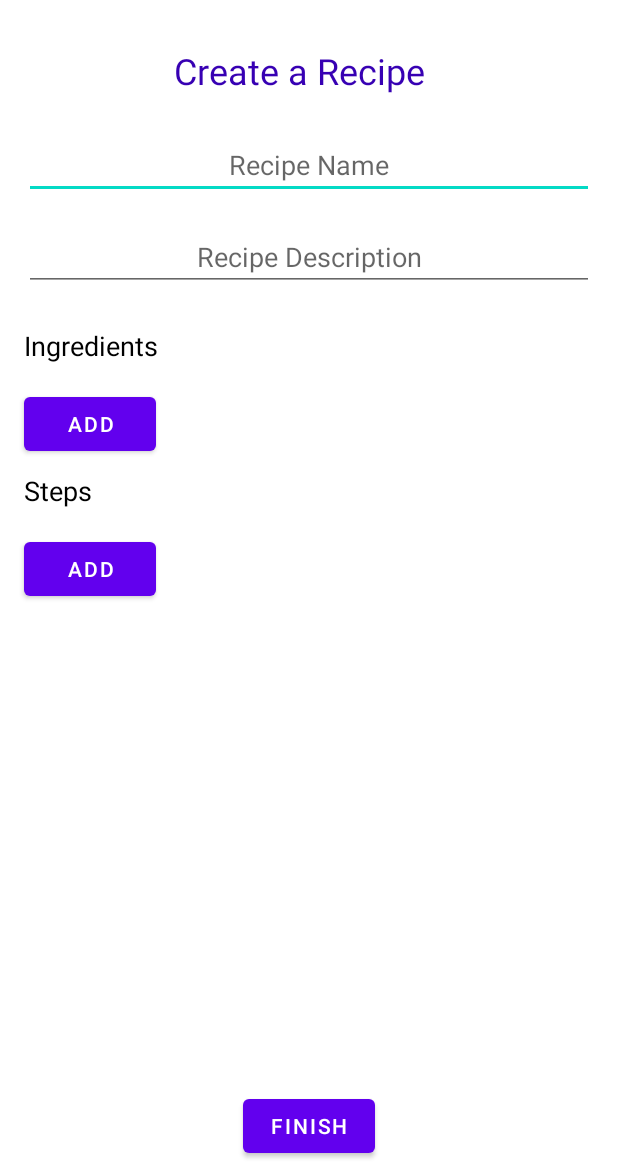
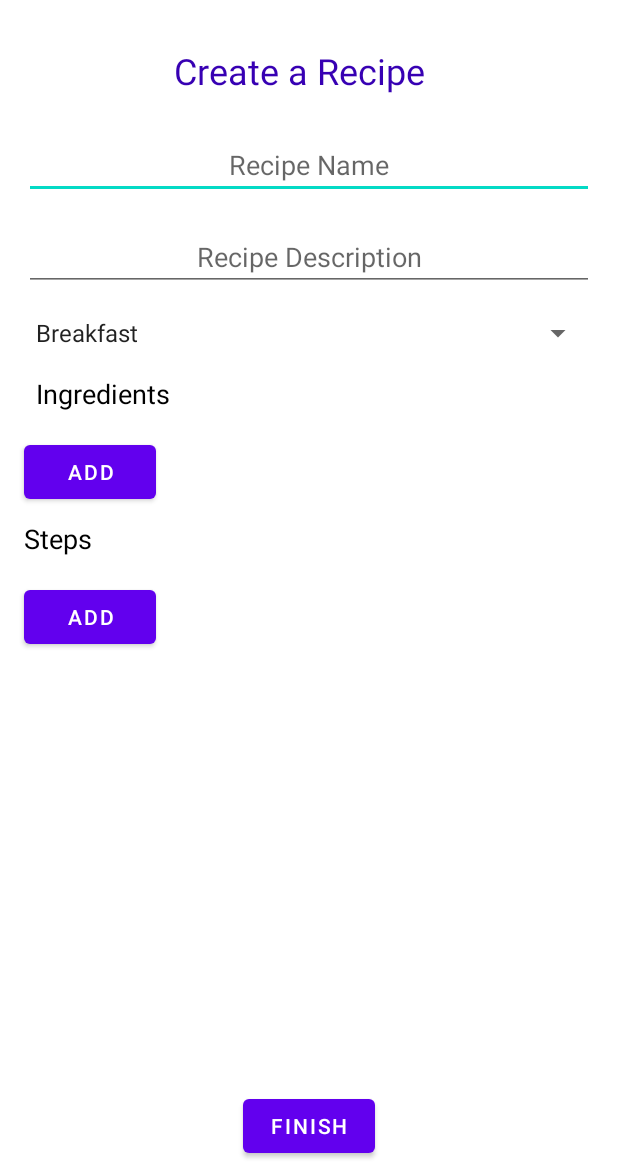
Before and after one commit to danielPerez97/EasyCook, an Android app: the CreateRecipeActivity screen opened directly, with no data from a screen before it, on a phone screen of 412 x 824 dp, the part 62-1236 px from its top. Run offline under Robolectric (Android 15) with nearby library versions, the phone set to English and light mode, and no system bars; our stand-ins replace RxJava; libraries missing offline, so code that uses them is left out: com.jakewharton.rxbinding3, com.squareup.sqldelight; 4 statements that could not run were skipped.

Commit message:
Added support for choosing a category

```diff
--- a/app/src/main/java/capstone/project/easycook/view/createrecipe/CreateRecipeActivity.java
+++ b/app/src/main/java/capstone/project/easycook/view/createrecipe/CreateRecipeActivity.java
@@ -2,17 +2,22 @@ package capstone.project.easycook.view.createrecipe;
 
 import android.content.Context;
 import android.os.Bundle;
+import android.util.Log;
+import android.widget.ArrayAdapter;
 
 import androidx.appcompat.app.AppCompatActivity;
 import androidx.lifecycle.ViewModelProvider;
 import androidx.recyclerview.widget.ItemTouchHelper;
 import androidx.recyclerview.widget.LinearLayoutManager;
 
+import com.jakewharton.rxbinding3.widget.RxAdapterView;
+
 import java.util.List;
 
 import javax.inject.Inject;
 
 import capstone.project.database.Category;
+import capstone.project.easycook.R;
 import capstone.project.easycook.Utils;
 import capstone.project.easycook.databinding.ActivityCreateRecipeBinding;
 import capstone.project.easycook.di.viewmodel.ViewModelFactory;
@@ -34,6 +39,7 @@ public class CreateRecipeActivity extends AppCompatActivity
     AddIngredientAdapter ingredientAdapter = new AddIngredientAdapter();
     AddStepAdapter stepsAdapter = new AddStepAdapter();
     CompositeDisposable disposables = new CompositeDisposable();
+    Category category = Category.BREAKFAST;
 
     @Override
     protected void onCreate(Bundle savedInstanceState)
@@ -44,6 +50,18 @@ public class CreateRecipeActivity extends AppCompatActivity
         setSupportActionBar(binding.toolbar);
         setContentView(binding.getRoot());
         viewModel = new ViewModelProvider(this, factory).get(CreateRecipeViewModel.class);
+
+        // Set up the Spinner
+        ArrayAdapter<CharSequence> adapter = ArrayAdapter.createFromResource(this, R.array.selections_array, android.R.layout.simple_spinner_item);
+        adapter.setDropDownViewResource(android.R.layout.simple_spinner_dropdown_item);
+        binding.spinner.setAdapter(adapter);
+        disposables.add(RxAdapterView.itemSelections(binding.spinner)
+                .subscribe((Integer position) -> {
+                    CharSequence item = (CharSequence) binding.spinner.getItemAtPosition(position);
+                    Log.i("Item", item.toString());
+                    category = Category.valueOf(item.toString().toUpperCase());
+                }));
+
 
         // Set up the ingredients RecyclerView adapter
         binding.ingredientsList.setLayoutManager(new LinearLayoutManager(getBaseContext()));
@@ -74,15 +92,11 @@ public class CreateRecipeActivity extends AppCompatActivity
         disposables.add(viewModel.save(
                 binding.editName.getText().toString(),
                 binding.descTv.getText().toString(),
-                category(),
+                category,
                 ingredients,
                 steps)
         .observeOn( AndroidSchedulers.mainThread() )
         .subscribe(recipe -> finish()));
     }
 
-    private Category category()
-    {
-        return Category.DINNER;
-    }
 }
--- a/app/src/main/res/layout/activity_create_recipe.xml
+++ b/app/src/main/res/layout/activity_create_recipe.xml
@@ -47,6 +47,15 @@
                 app:layout_constraintHorizontal_bias="0.473"
                 app:layout_constraintStart_toStartOf="parent"
                 app:layout_constraintTop_toTopOf="parent" />
+
+            <Spinner
+                android:id="@+id/spinner"
+                android:layout_width="0dp"
+                android:layout_height="wrap_content"
+                android:layout_marginTop="16dp"
+                app:layout_constraintEnd_toEndOf="@+id/descTv"
+                app:layout_constraintStart_toStartOf="@+id/descTv"
+                app:layout_constraintTop_toBottomOf="@+id/descTv" />
 
             <com.google.android.material.textfield.TextInputEditText
                 android:id="@+id/editName"
@@ -105,12 +114,13 @@
                 android:id="@+id/ingredientTv"
                 android:layout_width="wrap_content"
                 android:layout_height="wrap_content"
-                android:layout_marginTop="24dp"
+                android:layout_marginStart="8dp"
+                android:layout_marginTop="16dp"
                 android:text="Ingredients"
                 android:textColor="@android:color/primary_text_light"
                 android:textSize="18sp"
                 app:layout_constraintStart_toStartOf="@+id/descTv"
-                app:layout_constraintTop_toBottomOf="@+id/descTv" />
+                app:layout_constraintTop_toBottomOf="@+id/spinner" />
 
             <androidx.recyclerview.widget.RecyclerView
                 android:id="@+id/ingredientsList"
--- a/app/src/main/res/values/strings.xml
+++ b/app/src/main/res/values/strings.xml
@@ -1,4 +1,11 @@
 <resources>
     <string name="app_name">Easy Cook</string>
     <string name="insert_dummy_recipes">Insert Dummy Recipes</string>
+
+    <string-array name="selections_array">
+        <item>Breakfast</item>
+        <item>Lunch</item>
+        <item>Dinner</item>
+        <item>Dessert</item>
+    </string-array>
 </resources>
```
